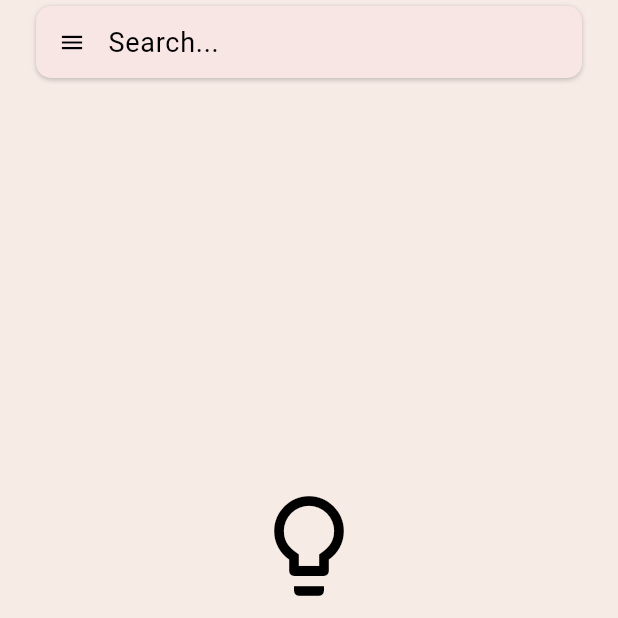
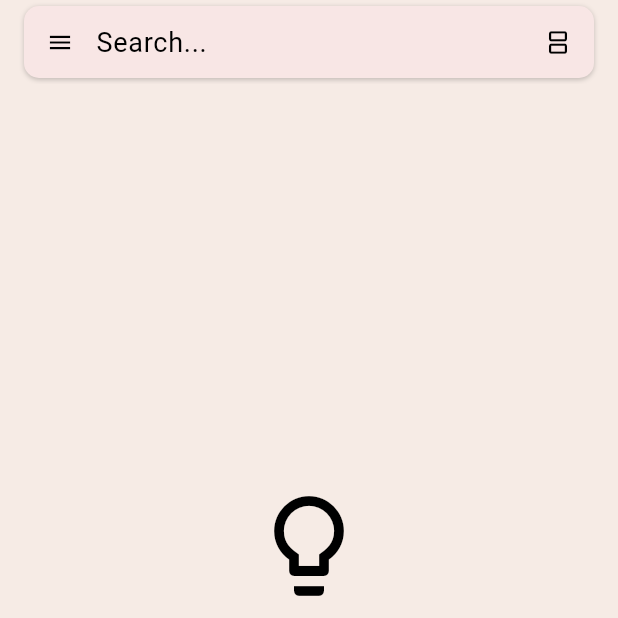
Before and after one commit to Faridbhp/tulisan_awak_app, a Flutter app: the screen it shows after launch, on a phone screen of 412 x 824 dp, the top half of it. Run offline on Flutter 3.47's test engine with Material 3 defaults, Android fonts, the phone set to English and light mode, and no system bars; our stand-ins replace flutter_colorpicker, flutter_redux, image_picker, redux, shared_preferences; missing offline and left inert: dart:ffi.

Commit message:
update styling gridcard

```diff
--- a/lib/components/grid_card.dart
+++ b/lib/components/grid_card.dart
@@ -19,7 +19,6 @@ class GridCard extends StatelessWidget {
           crossAxisCount: gridCount, // Contoh: tiga kartu per baris
           childAspectRatio: 1, // Atur aspek rasio sesuai kebutuhan
           crossAxisSpacing: 10, // Ruang antara kartu
-          mainAxisSpacing: 10, // Ruang antara baris
         ),
         itemCount: allNotes.length, // Menggunakan panjang daftar allNotes
         itemBuilder: (context, index) {
--- a/lib/components/note_card.dart
+++ b/lib/components/note_card.dart
@@ -51,7 +51,9 @@ class NoteCard extends StatelessWidget {
               borderRadius: BorderRadius.circular(10), // Mengatur sudut kartu
               side: BorderSide(color: colorScheme.sideColor)),
           color: lingtOrDark,
-          margin: EdgeInsets.symmetric(vertical: 8, horizontal: 16),
+          margin: EdgeInsets.symmetric(
+            vertical: 5,
+          ),
           child: InkWell(
             onTap: () {
               // Navigate to NotePage with the note data
--- a/lib/components/search_bar.dart
+++ b/lib/components/search_bar.dart
@@ -7,7 +7,9 @@ class SearchBarCustom extends StatelessWidget {
   final double borderRadius;
   final double borderWidth;
   final double fontSize;
+  final int gridCount;
   final Function(String) onSearchChanged;
+  final Function() onChangeGridCount;
 
   const SearchBarCustom({
     super.key,
@@ -16,15 +18,15 @@ class SearchBarCustom extends StatelessWidget {
     this.borderColor = Colors.white,
     this.borderRadius = 10.0,
     this.borderWidth = 1.0,
+    required this.gridCount,
     required this.fontSize,
     required this.onSearchChanged,
+    required this.onChangeGridCount,
   });
 
   @override
   Widget build(BuildContext context) {
     return Container(
-      margin:
-          EdgeInsets.all(8.0), // Menambahkan sedikit jarak di sekitar komponen
       decoration: BoxDecoration(
         color: backgroundColor,
         borderRadius: BorderRadius.circular(borderRadius),
@@ -67,6 +69,16 @@ class SearchBarCustom extends StatelessWidget {
               ),
             ),
           ),
+          IconButton(
+            icon: Icon(
+              gridCount == 1
+                  ? Icons.splitscreen_outlined
+                  : Icons.grid_view_outlined,
+              color: textColor,
+              size: fontSize,
+            ),
+            onPressed: onChangeGridCount,
+          )
         ],
       ),
     );
--- a/lib/pages/home_page.dart
+++ b/lib/pages/home_page.dart
@@ -1,6 +1,9 @@
+import 'dart:ffi';
+
 import 'package:flutter/material.dart';
 import 'package:flutter_redux/flutter_redux.dart';
 import 'package:tulisan_awak_app/components/grid_card.dart';
+import 'package:tulisan_awak_app/components/grid_card_staggered.dart';
 import 'package:tulisan_awak_app/components/note_card.dart';
 import 'package:tulisan_awak_app/components/search_bar.dart';
 import 'package:tulisan_awak_app/constants/constants.dart';
@@ -21,6 +24,8 @@ class HomePage extends StatefulWidget {
 
 class _HomePageState extends State<HomePage> {
   String searchQuery = '';
+  int showGridCount = 1;
+
   @override
   Widget build(BuildContext context) {
     return StoreConnector<AppState, HomePageStore>(
@@ -75,9 +80,15 @@ class _HomePageState extends State<HomePage> {
               backgroundColor: colorScheme.searchColor,
               textColor: textColor,
               fontSize: fontSize.fontHeader,
+              gridCount: showGridCount,
               onSearchChanged: (value) {
                 setState(() {
                   searchQuery = value; // Update search query
+                });
+              },
+              onChangeGridCount: () {
+                setState(() {
+                  showGridCount = showGridCount == 1 ? 2 : 1;
                 });
               },
             ),
@@ -105,21 +116,14 @@ class _HomePageState extends State<HomePage> {
                     ],
                   ),
                 )
-              : LayoutBuilder(
+              : Padding(
+                padding: EdgeInsets.all(10),
+                child: LayoutBuilder(
                     builder: (BuildContext context, BoxConstraints constraints) {
                       if (constraints.maxWidth <= 500) {
-                      return Padding(
-                        padding: const EdgeInsets.only(bottom: 30),
-                        child: ListView.builder(
-                          itemCount: allNotes.length,
-                          itemBuilder: (context, index) {
-                            final note = allNotes[index];
-                            return NoteCard(
-                              note: note,
-                              index: index,
-                            );
-                          },
-                        ),
+                        return GridCardStaggered(
+                          allNotes: allNotes,
+                          gridCount: showGridCount,
                         );
                       } else if (constraints.maxWidth <= 700) {
                         return GridCard(
@@ -138,6 +142,7 @@ class _HomePageState extends State<HomePage> {
                         );
                       }
                     },
+                  ),
               ),
           bottomNavigationBar: ClipRRect(
             borderRadius: BorderRadius.vertical(top: Radius.circular(20)),
```
Lines whose indentation alone changed are shown as unchanged.
